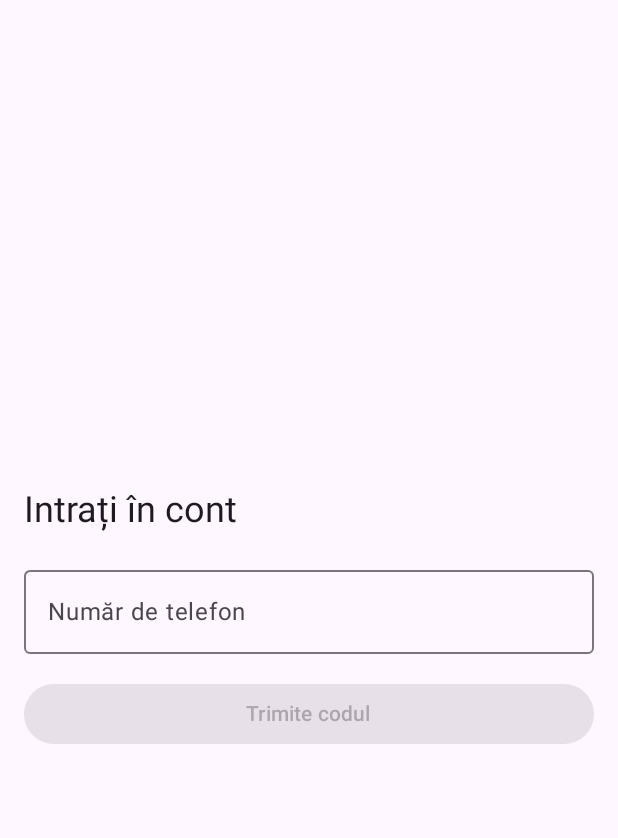
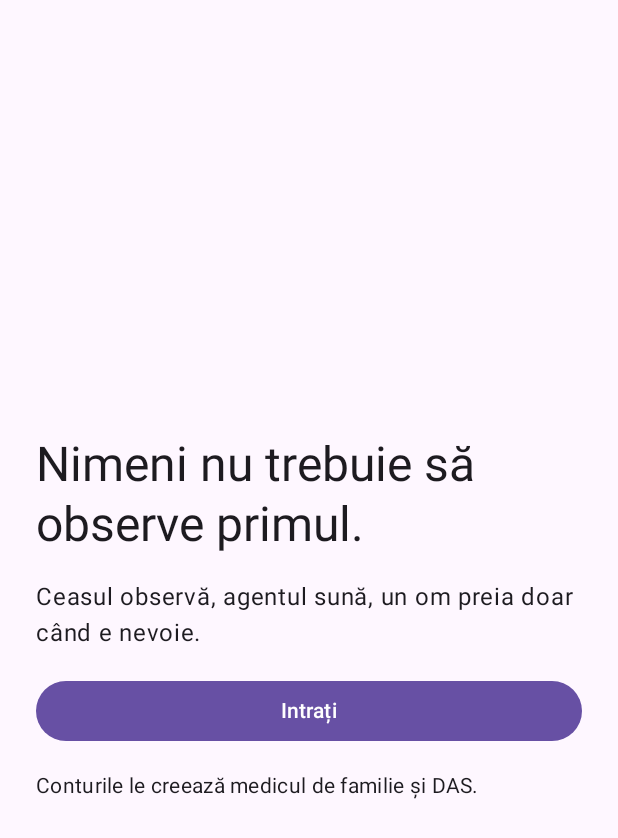
Before and after one commit to Brigada-Inginerilor-Amarati/EchoCare, an Android app built with Jetpack Compose: the screen it shows after launch (MainActivity), on a phone screen of 412 x 824 dp. Shown: the top 838 px of the screen. Run offline under Robolectric (Android 15) with nearby library versions, the phone set to English and light mode, and no system bars; our stand-ins replace Dagger/Hilt's generated code, Firebase (no records; nobody signed in at launch, a user with empty details on screens opened directly); libraries missing offline, so code that uses them is left out: androidx.hilt.lifecycle; 1 statement that could not run was skipped.

Commit message:
android: add a signed-out landing page that leads to the phone step
A signed-out start now opens a first screen that says what EchoCare does,
with an "Intrați" button that opens the phone step. The phone, code and
not-registered steps get a back button, and the system back gesture, that
return to it, and signing out lands there too. Going back starts a new
verification attempt, so a late callback from the one left behind changes
nothing.

Co-Authored-By: Claude Sonnet 5.5 <noreply@anthropic.com>

```diff
--- a/android/app/src/main/java/ro/echocare/MainActivity.kt
+++ b/android/app/src/main/java/ro/echocare/MainActivity.kt
@@ -2,6 +2,7 @@ package ro.echocare
 
 import android.os.Bundle
 import androidx.activity.ComponentActivity
+import androidx.activity.compose.BackHandler
 import androidx.activity.compose.setContent
 import androidx.activity.enableEdgeToEdge
 import androidx.compose.foundation.layout.Arrangement
@@ -41,6 +42,7 @@ import dagger.hilt.android.AndroidEntryPoint
 import java.util.concurrent.TimeUnit
 import javax.inject.Inject
 import ro.echocare.auth.AuthViewModel
+import ro.echocare.auth.Landing
 import ro.echocare.auth.Screen
 import ro.echocare.auth.toE164
 
@@ -55,6 +57,10 @@ class MainActivity : ComponentActivity() {
             val vm: AuthViewModel = hiltViewModel()
             MaterialTheme {
                 Scaffold(modifier = Modifier.fillMaxSize()) { innerPadding ->
+                    if (vm.screen == Screen.Landing) {
+                        Landing(vm::openSignIn, Modifier.padding(innerPadding))
+                        return@Scaffold
+                    }
                     SignIn(
                         vm,
                         onSendCode = { sendCode(vm, it, null) },
@@ -127,7 +133,14 @@ fun SignIn(
         modifier.fillMaxSize().padding(16.dp),
         verticalArrangement = Arrangement.spacedBy(16.dp, Alignment.CenterVertically)
     ) {
-        when (val screen = vm.screen) {
+        val screen = vm.screen
+        // Before anyone is signed in, back returns to the landing page
+        val beforeSignIn =
+            screen is Screen.Phone || screen is Screen.Code || screen == Screen.NotRegistered
+        BackHandler(enabled = beforeSignIn, onBack = vm::backToLanding)
+        when (screen) {
+            // Shown by MainActivity, not here.
+            Screen.Landing -> {}
             Screen.Loading -> CircularProgressIndicator(
                 Modifier.align(Alignment.CenterHorizontally)
             )
@@ -169,6 +182,11 @@ fun SignIn(
                 Button(vm::signOut, Modifier.fillMaxWidth()) {
                     Text(stringResource(R.string.sign_out))
                 }
+            }
+        }
+        if (beforeSignIn) {
+            Button(vm::backToLanding, Modifier.fillMaxWidth()) {
+                Text(stringResource(R.string.back))
             }
         }
     }
--- /dev/null
+++ b/android/app/src/main/java/ro/echocare/auth/Landing.kt
@@ -0,0 +1,43 @@
+package ro.echocare.auth
+
+import androidx.compose.foundation.layout.Arrangement
+import androidx.compose.foundation.layout.Column
+import androidx.compose.foundation.layout.fillMaxSize
+import androidx.compose.foundation.layout.fillMaxWidth
+import androidx.compose.foundation.layout.padding
+import androidx.compose.material3.Button
+import androidx.compose.material3.MaterialTheme
+import androidx.compose.material3.Text
+import androidx.compose.runtime.Composable
+import androidx.compose.ui.Alignment
+import androidx.compose.ui.Modifier
+import androidx.compose.ui.res.stringResource
+import androidx.compose.ui.semantics.heading
+import androidx.compose.ui.semantics.semantics
+import androidx.compose.ui.unit.dp
+import ro.echocare.R
+
+// The signed-out first screen: what EchoCare does (UC-09, UC-07, UC-11). *Intrați* leads on to the
+// phone step.
+@Composable
+fun Landing(onSignIn: () -> Unit, modifier: Modifier = Modifier) {
+    Column(
+        modifier.fillMaxSize().padding(24.dp),
+        verticalArrangement = Arrangement.spacedBy(16.dp, Alignment.CenterVertically)
+    ) {
+        Text(
+            stringResource(R.string.landing_title_start) + " " +
+                stringResource(R.string.landing_title_end),
+            Modifier.semantics { heading() },
+            style = MaterialTheme.typography.headlineLarge
+        )
+        Text(stringResource(R.string.landing_lead), style = MaterialTheme.typography.bodyLarge)
+        Button(onSignIn, Modifier.fillMaxWidth()) {
+            Text(stringResource(R.string.landing_sign_in))
+        }
+        Text(
+            stringResource(R.string.landing_accounts),
+            style = MaterialTheme.typography.bodyMedium
+        )
+    }
+}
--- a/android/app/src/main/java/ro/echocare/auth/Screen.kt
+++ b/android/app/src/main/java/ro/echocare/auth/Screen.kt
@@ -7,6 +7,9 @@ val ROLES = listOf("das", "medic", "caregiver", "senior")
 
 /** What the sign-in flow shows (auth-layer §8.2). [error] is a string resource id. */
 sealed interface Screen {
+    /** Signed out: what EchoCare does, with *Intrați* leading on to [Phone]. */
+    data object Landing : Screen
+
     data class Phone(val error: Int? = null) : Screen
 
     data class Code(val error: Int? = null) : Screen
--- a/android/app/src/main/res/values/strings.xml
+++ b/android/app/src/main/res/values/strings.xml
@@ -17,6 +17,13 @@
     <string name="too_many_attempts">Prea multe încercări. Încercați mai târziu.</string>
     <string name="retry">Reîncercați</string>
 
+    <!-- Landing, signed out -->
+    <string name="landing_sign_in">Intrați</string>
+    <string name="landing_title_start">Nimeni nu trebuie să observe</string>
+    <string name="landing_title_end">primul.</string>
+    <string name="landing_lead">Ceasul observă, agentul sună, un om preia doar când e nevoie.</string>
+    <string name="landing_accounts">Conturile le creează medicul de familie și DAS.</string>
+
     <string name="pick_role_title">Alegeți rolul</string>
     <string name="role_das">Dispecerat DAS</string>
     <string name="role_medic">Medic</string>
@@ -24,6 +31,7 @@
     <string name="role_senior">Senior</string>
     <string name="change_role">Schimbă rolul</string>
     <string name="sign_out">Ieșire</string>
+    <string name="back">Înapoi</string>
 
     <string name="home_signed_in">%1$s, conectat ca %2$s</string>
 </resources>
```
Also changed, not shown: android/app/src/main/java/ro/echocare/auth/AuthViewModel.kt (+14 -3 lines).
